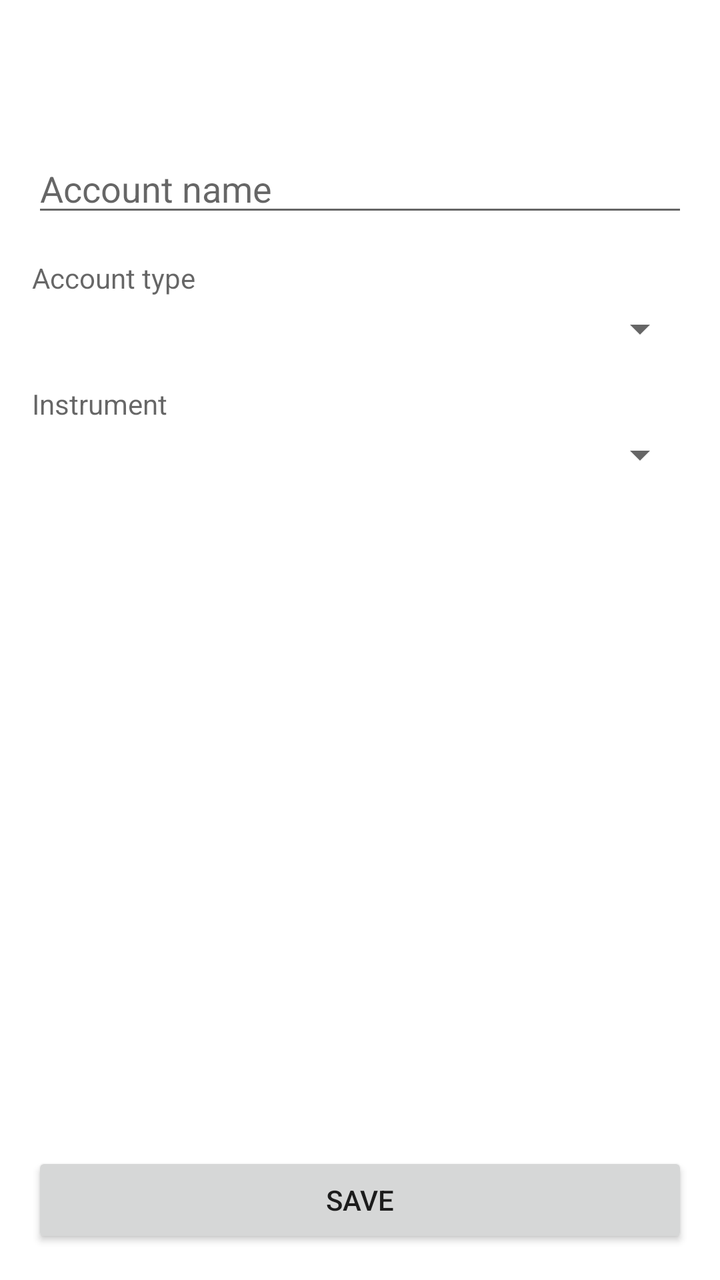
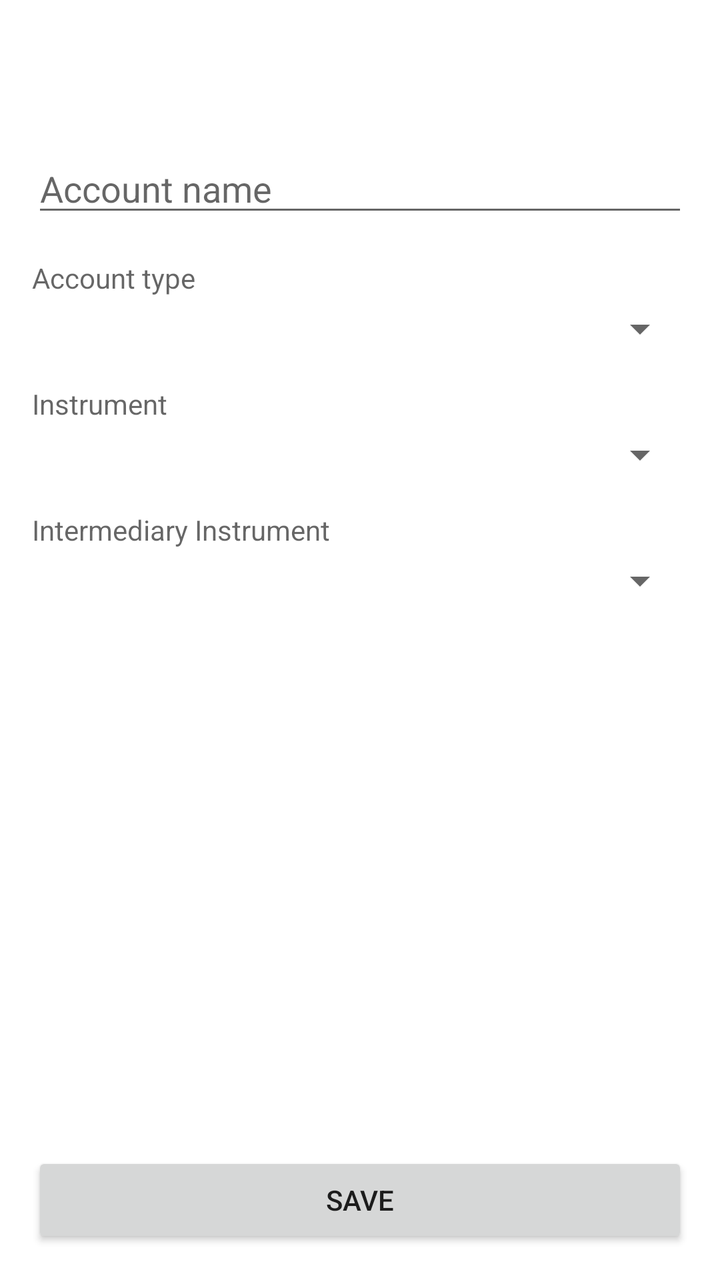

The first picture is an Android layout as it rendered before a commit; the second is the same layout after the commit. The layout source and the unified diff follow.
<!-- AndroidManifest.xml: application theme Theme.Accounting -->
<!-- res/layout/activity_edit_account.xml -->
<?xml version="1.0" encoding="utf-8"?>
<LinearLayout xmlns:android="http://schemas.android.com/apk/res/android"
    android:layout_width="match_parent"
    android:layout_height="match_parent"
    android:orientation="vertical">

    <androidx.appcompat.widget.Toolbar
        android:id="@+id/toolbar"
        android:layout_width="match_parent"
        android:layout_height="wrap_content"
        android:minHeight="?attr/actionBarSize" />

    <RelativeLayout
        android:layout_width="match_parent"
        android:layout_height="0dp"
        android:layout_weight="1"
        android:padding="16dp">

        <EditText
            android:id="@+id/input_account_name"
            android:layout_width="match_parent"
            android:layout_height="wrap_content"
            android:hint="@string/hint_account_name"
            android:inputType="textCapWords"
            android:maxLines="1" />

        <TextView
            android:id="@+id/label_account_type"
            android:layout_width="match_parent"
            android:layout_height="wrap_content"
            android:layout_below="@id/input_account_name"
            android:layout_marginTop="16dp"
            android:text="@string/label_account_type"
            android:textSize="14sp"
            android:textColor="?android:attr/textColorSecondary" />

        <Spinner
            android:id="@+id/spinner_account_type"
            android:layout_width="match_parent"
            android:layout_height="wrap_content"
            android:layout_below="@id/label_account_type"
            android:layout_marginTop="4dp" />

        <TextView
            android:id="@+id/label_instrument"
            android:layout_width="match_parent"
            android:layout_height="wrap_content"
            android:layout_below="@id/spinner_account_type"
            android:layout_marginTop="16dp"
            android:text="@string/label_instrument"
            android:textSize="14sp"
            android:textColor="?android:attr/textColorSecondary" />

        <Spinner
            android:id="@+id/spinner_instrument"
            android:layout_width="match_parent"
            android:layout_height="wrap_content"
            android:layout_below="@id/label_instrument"
            android:layout_marginTop="4dp" />

        <Button
            android:id="@+id/button_save"
            android:layout_width="match_parent"
            android:layout_height="wrap_content"
            android:layout_alignParentBottom="true"
            android:text="@string/action_save" />

    </RelativeLayout>

</LinearLayout>
<!-- resources referenced by this layout -->
<resources>
  <string name="action_save">Save</string>
  <string name="hint_account_name">Account name</string>
  <string name="label_account_type">Account type</string>
  <string name="label_instrument">Instrument</string>
  <style name="Theme.Accounting" parent="Theme.MaterialComponents.DayNight.NoActionBar">
          <item name="colorPrimary">@color/gold_500</item>
          <item name="colorPrimaryVariant">@color/gold_700</item>
          <item name="colorOnPrimary">@color/white</item>
          <item name="colorSecondary">@color/brown_500</item>
          <item name="colorSecondaryVariant">@color/brown_700</item>
          <item name="colorOnSecondary">@color/white</item>
          <item name="android:statusBarColor" tools:targetApi="21">?attr/colorPrimaryVariant</item>
      </style>
  <color name="gold_500">#B8860B</color>
  <color name="gold_700">#7A5C00</color>
  <color name="white">#FFFFFFFF</color>
  <color name="brown_500">#5D4037</color>
  <color name="brown_700">#4E342E</color>
</resources>

<!-- the commit's change to res/layout/activity_edit_account.xml (unified diff, before → after) -->
@@ -58,6 +58,23 @@
             android:layout_below="@id/label_instrument"
             android:layout_marginTop="4dp" />
 
+        <TextView
+            android:id="@+id/label_intermediary_instrument"
+            android:layout_width="match_parent"
+            android:layout_height="wrap_content"
+            android:layout_below="@id/spinner_instrument"
+            android:layout_marginTop="16dp"
+            android:text="@string/label_intermediary_instrument"
+            android:textSize="14sp"
+            android:textColor="?android:attr/textColorSecondary" />
+
+        <Spinner
+            android:id="@+id/spinner_intermediary_instrument"
+            android:layout_width="match_parent"
+            android:layout_height="wrap_content"
+            android:layout_below="@id/label_intermediary_instrument"
+            android:layout_marginTop="4dp" />
+
         <Button
             android:id="@+id/button_save"
             android:layout_width="match_parent"
<!-- resource entries referenced after the edit -->
@@ -4,6 +4,7 @@
   <string name="hint_account_name">Account name</string>
   <string name="label_account_type">Account type</string>
   <string name="label_instrument">Instrument</string>
+  <string name="label_intermediary_instrument">Intermediary Instrument</string>
   <style name="Theme.Accounting" parent="Theme.MaterialComponents.DayNight.NoActionBar">
           <item name="colorPrimary">@color/gold_500</item>
           <item name="colorPrimaryVariant">@color/gold_700</item>
